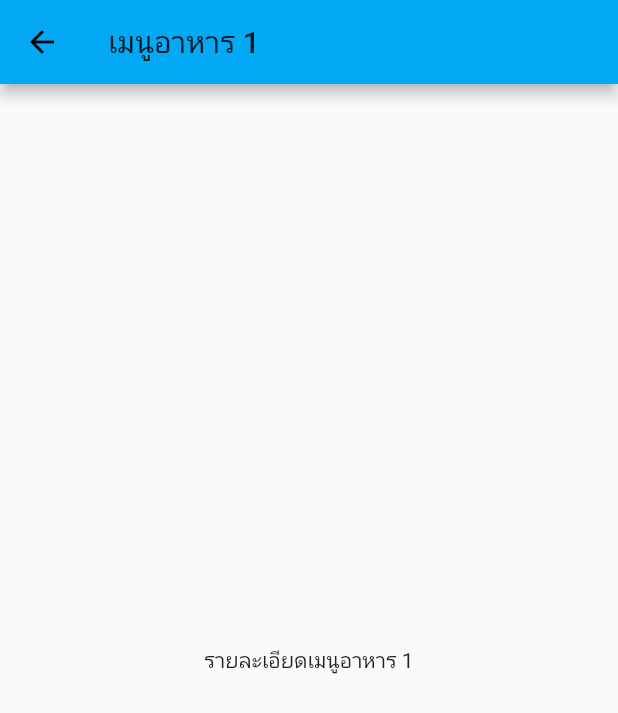
After one commit to rlmaster61123810/flutter_project03, a Flutter app: the screen it shows after launch, after a tap on "Dog Rank", on a phone screen of 412 x 824 dp. The commit adds this screen. Shown: the top 713 px of the screen. Run offline on Flutter 3.47's test engine with Material 2 defaults, Android fonts, the light colour scheme and no system bars.

Commit message:
Add something

```diff
--- a/lib/main.dart
+++ b/lib/main.dart
@@ -1,4 +1,5 @@
 import 'package:flutter/material.dart';
+import 'package:flutter_project03/screen/detail_screen.dart';
 
 void main() {
   runApp(MyApp());
@@ -38,10 +39,17 @@ class _MyHomePageState extends State<MyHomePage> {
       body: ListView(
         padding: EdgeInsets.all(5),
         children: [
-          Card(
+          InkWell(
+            onTap: () {
+              Navigator.of(context).push(
+                MaterialPageRoute(
+                  builder: (context) => DetailScreen(),
+                ),
+              );
+            },
+            child: Card(
               child: ListTile(
-              leading: CircleAvatar(
-                  backgroundImage: AssetImage("assets/images/p01.jpg")),
+                leading: CircleAvatar(backgroundImage: AssetImage("assets/images/p01.jpg")),
                 title: Text("Dog Rank", style: TextStyle(color: Colors.white)),
                 subtitle: Text("class 1", style: TextStyle(color: Colors.white)),
                 trailing: Wrap(children: [
@@ -61,10 +69,10 @@ class _MyHomePageState extends State<MyHomePage> {
                 tileColor: Colors.indigo[900],
               ),
             ),
+          ),
           Card(
             child: ListTile(
-              leading: CircleAvatar(
-                  backgroundImage: AssetImage("assets/images/p02.png")),
+              leading: CircleAvatar(backgroundImage: AssetImage("assets/images/p02.png")),
               title: Text("Dog Rank", style: TextStyle(color: Colors.white)),
               subtitle: Text("class 2", style: TextStyle(color: Colors.white)),
               trailing: Wrap(children: [
@@ -90,8 +98,7 @@ class _MyHomePageState extends State<MyHomePage> {
           ),
           Card(
             child: ListTile(
-              leading: CircleAvatar(
-                  backgroundImage: AssetImage("assets/images/p03.png")),
+              leading: CircleAvatar(backgroundImage: AssetImage("assets/images/p03.png")),
               title: Text("Dog Rank", style: TextStyle(color: Colors.white)),
               subtitle: Text("class 3", style: TextStyle(color: Colors.white)),
               trailing: Wrap(children: [
@@ -121,8 +128,7 @@ class _MyHomePageState extends State<MyHomePage> {
           ),
           Card(
             child: ListTile(
-              leading: CircleAvatar(
-                  backgroundImage: AssetImage("assets/images/p04.png")),
+              leading: CircleAvatar(backgroundImage: AssetImage("assets/images/p04.png")),
               title: Text("Dog Rank", style: TextStyle(color: Colors.white)),
               subtitle: Text("class 4", style: TextStyle(color: Colors.white)),
               trailing: Wrap(children: [
--- /dev/null
+++ b/lib/screen/detail_screen.dart
@@ -0,0 +1,23 @@
+import 'package:flutter/material.dart';
+
+class DetailScreen extends StatefulWidget {
+  static final String routeName = '/detail';
+  DetailScreen({Key? key}) : super(key: key);
+
+  @override
+  _DetailScreenState createState() => _DetailScreenState();
+}
+
+class _DetailScreenState extends State<DetailScreen> {
+  @override
+  Widget build(BuildContext context) {
+    return Scaffold(
+      appBar: AppBar(
+        title: Text('เมนูอาหาร 1 '),
+      ),
+      body: Center(
+        child: Text('รายละเอียดเมนูอาหาร 1'),
+      ),
+    );
+  }
+}
```
Lines whose indentation alone changed are shown as unchanged.
